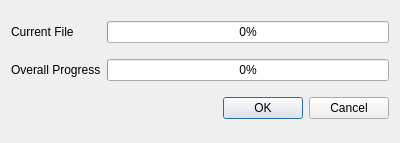
metaxy/openBibleViewer, file src/ui/dialog/downloadprogressdialog.ui: the form before one commit.
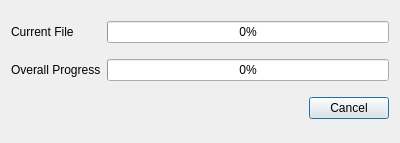
The form after the commit.

```diff
--- a/src/ui/dialog/downloadprogressdialog.ui
+++ b/src/ui/dialog/downloadprogressdialog.ui
@@ -34,7 +34,7 @@
       <enum>Qt::Horizontal</enum>
      </property>
      <property name="standardButtons">
-      <set>QDialogButtonBox::Cancel|QDialogButtonBox::Ok</set>
+      <set>QDialogButtonBox::Cancel</set>
      </property>
     </widget>
    </item>
```
